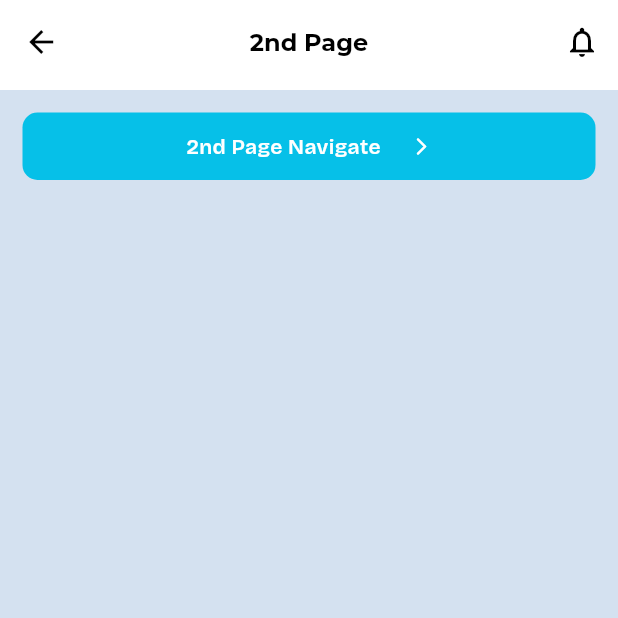
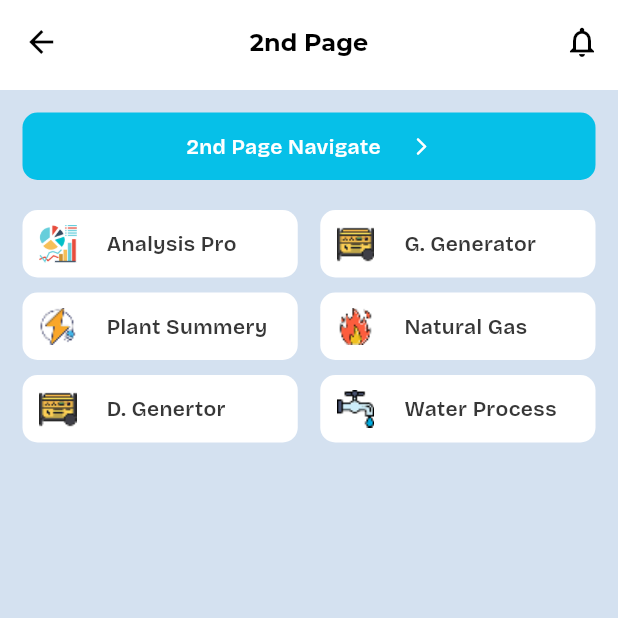
Before and after one commit to sardaarNiamotullah/scube, a Flutter app: the SecondPage screen opened directly, on a phone screen of 412 x 824 dp, the top half of it. Run offline on Flutter 3.47's test engine with Material 3 defaults, Android fonts, the phone set to English and light mode, and no system bars; our stand-ins replace flutter_svg, get, google_fonts.

Commit message:
feat: complete icon button section of second page

```diff
--- a/lib/core/constants/assets_img_const.dart
+++ b/lib/core/constants/assets_img_const.dart
@@ -21,4 +21,10 @@ class AssetsImgConst {
   static const String livePower = 'assets/images/live_power.png';
   static const String yellowPower = 'assets/images/yellow_power.png';
   static const String sandClock = 'assets/images/sand_clock.png';
+
+  static const String charge = 'assets/images/charge.png';
+  static const String chart = 'assets/images/chart.png';
+  static const String faucet = 'assets/images/faucet.png';
+  static const String fire = 'assets/images/fire.png';
+  static const String generator = 'assets/images/generator.png';
 }
--- a/lib/core/widgets/button_primary.dart
+++ b/lib/core/widgets/button_primary.dart
@@ -13,12 +13,14 @@ class ButtonPrimary extends StatelessWidget {
     this.width,
     this.borderColor,
     this.textColor,
-    this.icon,
+    this.trailingIcon,
+    this.leadingIcon,
     this.height,
     this.borderRadius,
     this.isLoading = false,
     this.textStyle,
     this.boxshadow = false,
+    this.isCenter = true,
   });
 
   final Color? bgColor;
@@ -27,12 +29,14 @@ class ButtonPrimary extends StatelessWidget {
   final double? width;
   final Color? borderColor;
   final Color? textColor;
-  final Widget? icon;
+  final Widget? trailingIcon;
+  final Widget? leadingIcon;
   final double? height;
   final double? borderRadius;
   final bool isLoading;
   final TextStyle? textStyle;
   final bool boxshadow;
+  final bool isCenter;
 
   @override
   Widget build(BuildContext context) {
@@ -51,8 +55,9 @@ class ButtonPrimary extends StatelessWidget {
           borderRadius: BorderRadius.circular(borderRadius ?? 100),
         ),
         child: Row(
-          mainAxisAlignment: MainAxisAlignment.center,
+          mainAxisAlignment: isCenter ? .center : .start,
           children: [
+            gapW(isCenter ? 0 : 10),
             if (isLoading)
               SizedBox(
                 height: 20,
@@ -62,6 +67,10 @@ class ButtonPrimary extends StatelessWidget {
             else
               Row(
                 children: [
+                  if (leadingIcon != null) ...[
+                    leadingIcon ?? Container(),
+                    gapW(20),
+                  ],
                   Text(
                     text,
                     style:
@@ -76,8 +85,10 @@ class ButtonPrimary extends StatelessWidget {
                               : FontWeight.w600,
                         ),
                   ),
-                  gapW(20),
-                  icon ?? Container(),
+                  if (trailingIcon != null) ...[
+                    gapW(20),
+                    trailingIcon ?? Container(),
+                  ],
                 ],
               ),
           ],
--- a/lib/core/widgets/default_page_navigation_button.dart
+++ b/lib/core/widgets/default_page_navigation_button.dart
@@ -18,7 +18,7 @@ class DefaultPageNavigationButton extends StatelessWidget {
       },
       bgColor: CustomTheme.of(context).cyan,
       borderRadius: 10,
-      icon: Icon(
+      trailingIcon: Icon(
         Icons.arrow_forward_ios_rounded,
         color: Colors.white,
         size: 14,
--- a/lib/features/second_page/presentation/second_page.dart
+++ b/lib/features/second_page/presentation/second_page.dart
@@ -6,6 +6,7 @@ import 'package:scube/core/widgets/appbar_common.dart';
 import 'package:scube/core/widgets/default_margin_widget.dart';
 import 'package:scube/core/widgets/default_page_navigation_button.dart';
 import 'package:scube/features/first_page/presentation/first_page.dart';
+import 'package:scube/features/second_page/presentation/sections/icon_button_section.dart';
 
 class SecondPage extends StatelessWidget {
   const SecondPage({super.key});
@@ -29,12 +30,21 @@ class SecondPage extends StatelessWidget {
         child: Column(
           children: [
             gapH(15),
+            //===================================================================
+            // Navigation button
+            //===================================================================
             DefaultPageNavigationButton(
               text: '1st Page Navigate',
               onPressed: () {
                 Get.to(() => const FirstPage());
               },
             ),
+            gapH(20),
+
+            //===================================================================
+            // Icon buttons sections
+            //===================================================================
+            const IconButtonSection(),
           ],
         ),
       ),
--- /dev/null
+++ b/lib/features/second_page/presentation/sections/icon_button_section.dart
@@ -0,0 +1,50 @@
+import 'package:flutter/material.dart';
+import 'package:flutter_staggered_grid_view/flutter_staggered_grid_view.dart';
+import 'package:scube/core/constants/assets_img_const.dart';
+import 'package:scube/core/themes/custom_theme.dart';
+import 'package:scube/core/utils/ui_const.dart';
+import 'package:scube/core/widgets/button_primary.dart';
+
+class IconButtonSection extends StatelessWidget {
+  const IconButtonSection({super.key});
+
+  @override
+  Widget build(BuildContext context) {
+    final theme = CustomTheme.of(context);
+    final List<Map<String, String>> buttons = [
+      {'title': 'Analysis Pro', 'icon': AssetsImgConst.chart},
+      {'title': 'G. Generator', 'icon': AssetsImgConst.generator},
+      {'title': 'Plant Summery', 'icon': AssetsImgConst.charge},
+      {'title': 'Natural Gas', 'icon': AssetsImgConst.fire},
+      {'title': 'D. Genertor', 'icon': AssetsImgConst.generator},
+      {'title': 'Water Process', 'icon': AssetsImgConst.faucet},
+    ];
+    return MasonryGridView.count(
+      crossAxisCount: 2,
+      itemCount: buttons.length,
+      mainAxisSpacing: 10,
+      crossAxisSpacing: 15,
+      shrinkWrap: true,
+      padding: edgeInsetsZero,
+      physics: const NeverScrollableScrollPhysics(),
+      itemBuilder: (context, index) {
+        final item = buttons[index];
+
+        return ButtonPrimary(
+          text: item['title']!,
+          onPressed: () {},
+          leadingIcon: Image.asset(
+            item['icon']!,
+            height: 25,
+            width: 25,
+            fit: BoxFit.cover,
+          ),
+          borderRadius: 10,
+          bgColor: Colors.white,
+          textColor: theme.black,
+          isCenter: false,
+        );
+      },
+    );
+  }
+}
```
Also changed, not shown: assets/images/charge.png (added), assets/images/chart.png (added), assets/images/faucet.png (added), assets/images/fire.png (added), assets/images/generator.png (added).
